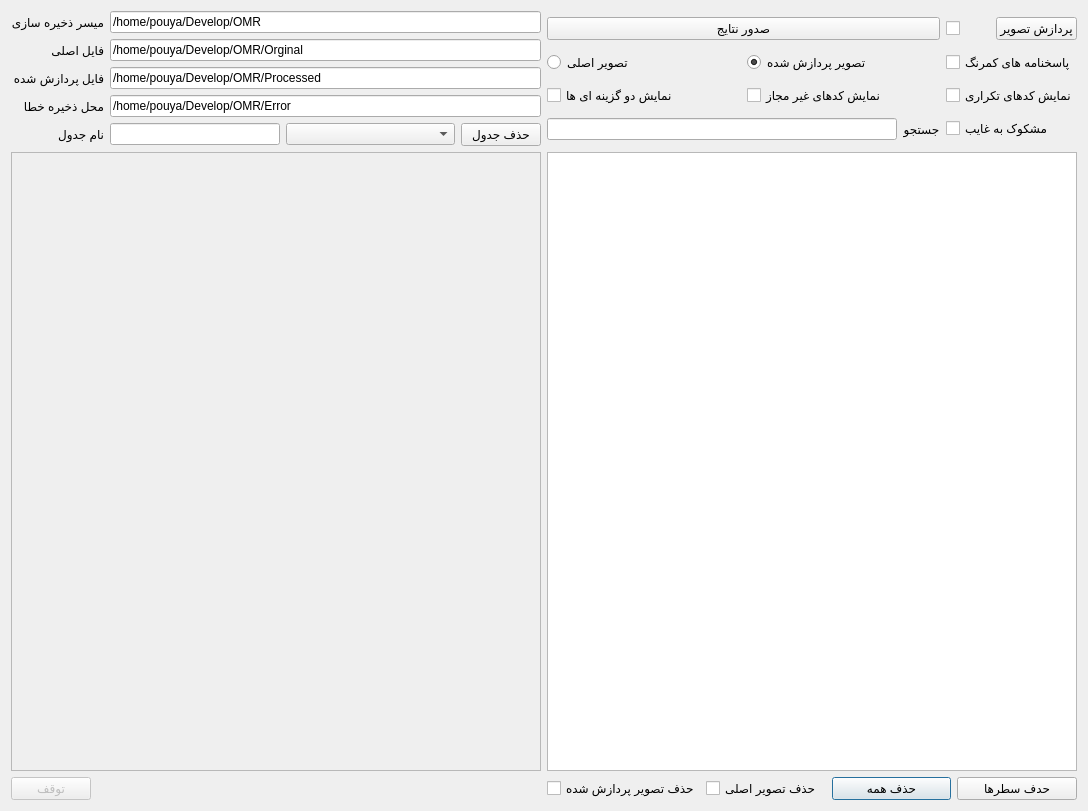
This is omrprocess.ui in pouya-codes/OMR as Qt 5 draws it before an edit. The edited form follows.
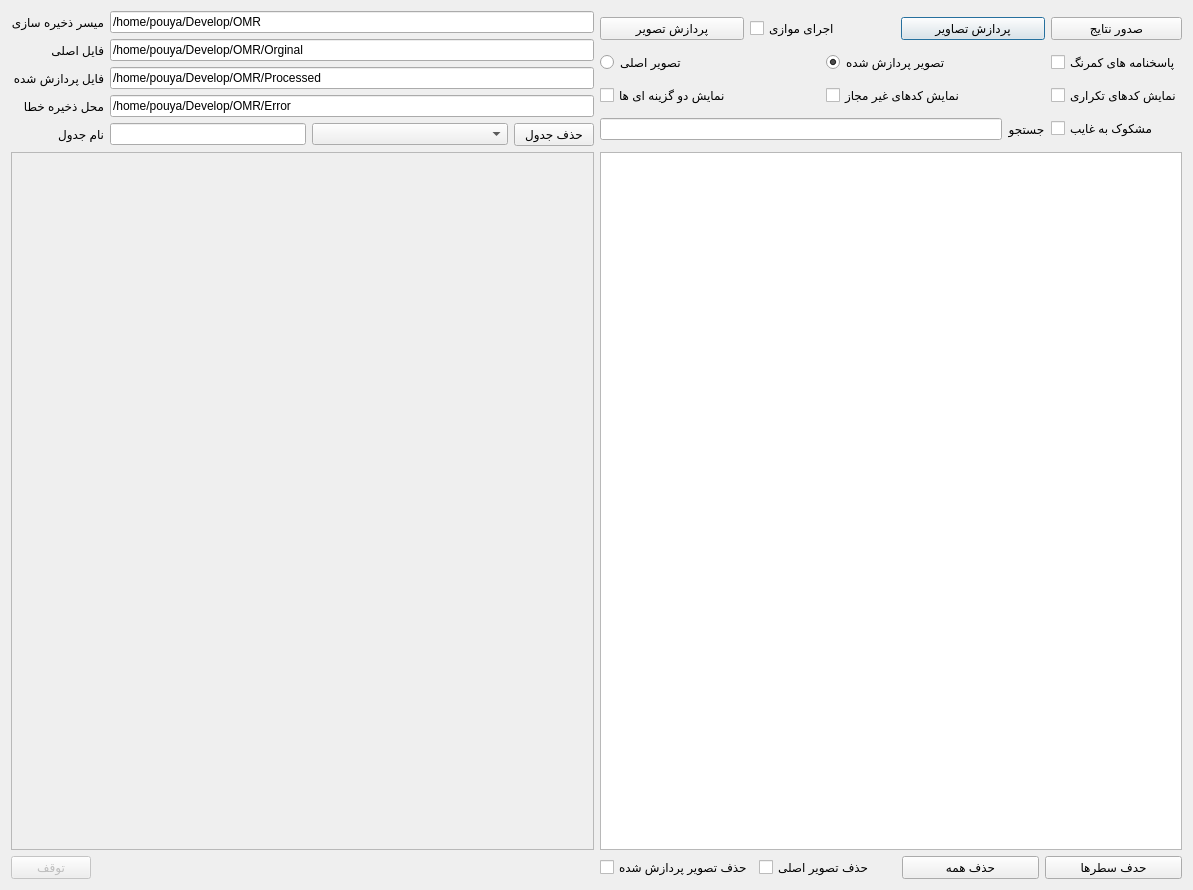
This is the edited form. Custom widgets are drawn as their Qt base class.

Patch:
```diff
--- a/omrprocess.ui
+++ b/omrprocess.ui
@@ -6,8 +6,8 @@
    <rect>
     <x>0</x>
     <y>0</y>
-    <width>1088</width>
-    <height>811</height>
+    <width>1193</width>
+    <height>890</height>
    </rect>
   </property>
   <property name="windowTitle">
@@ -196,27 +196,14 @@
        </property>
        <item>
         <layout class="QGridLayout" name="gridLayout_2">
-         <item row="1" column="0">
-          <widget class="QPushButton" name="pushButton_2">
-           <property name="sizePolicy">
-            <sizepolicy hsizetype="Minimum" vsizetype="Fixed">
-             <horstretch>0</horstretch>
-             <verstretch>1</verstretch>
-            </sizepolicy>
-           </property>
-           <property name="text">
-            <string>صدور نتایج</string>
-           </property>
-          </widget>
-         </item>
-         <item row="5" column="1">
+         <item row="6" column="1">
           <widget class="QCheckBox" name="checkBoxDuplicated">
            <property name="text">
             <string>نمایش کدهای تکراری</string>
            </property>
           </widget>
          </item>
-         <item row="5" column="0">
+         <item row="6" column="0">
           <layout class="QHBoxLayout" name="horizontalLayout_3">
            <item>
             <widget class="QCheckBox" name="checkBoxTwoChoices">
@@ -234,7 +221,7 @@
            </item>
           </layout>
          </item>
-         <item row="7" column="0">
+         <item row="8" column="0">
           <layout class="QHBoxLayout" name="horizontalLayout_6">
            <item>
             <widget class="QLineEdit" name="lineEditSearch">
@@ -258,38 +245,14 @@
            </item>
           </layout>
          </item>
-         <item row="7" column="1">
+         <item row="8" column="1">
           <widget class="QCheckBox" name="checkBoxApsent">
            <property name="text">
             <string>مشکوک به غایب</string>
            </property>
           </widget>
          </item>
-         <item row="1" column="1">
-          <layout class="QHBoxLayout" name="horizontalLayout_4">
-           <item>
-            <widget class="QCheckBox" name="checkBoxMultiThread">
-             <property name="text">
-              <string/>
-             </property>
-            </widget>
-           </item>
-           <item>
-            <widget class="QPushButton" name="pushButton">
-             <property name="sizePolicy">
-              <sizepolicy hsizetype="Minimum" vsizetype="Fixed">
-               <horstretch>0</horstretch>
-               <verstretch>1</verstretch>
-              </sizepolicy>
-             </property>
-             <property name="text">
-              <string>پردازش تصویر</string>
-             </property>
-            </widget>
-           </item>
-          </layout>
-         </item>
-         <item row="3" column="0">
+         <item row="4" column="0">
           <layout class="QHBoxLayout" name="horizontalLayout_7">
            <item>
             <widget class="QRadioButton" name="radioButtonOrginal">
@@ -310,13 +273,72 @@
            </item>
           </layout>
          </item>
-         <item row="3" column="1">
+         <item row="4" column="1">
           <widget class="QCheckBox" name="checkBoxLowColors">
            <property name="text">
             <string>پاسخنامه های کمرنگ</string>
            </property>
           </widget>
          </item>
+         <item row="2" column="1">
+          <widget class="QPushButton" name="pushButton_2">
+           <property name="sizePolicy">
+            <sizepolicy hsizetype="Minimum" vsizetype="Fixed">
+             <horstretch>0</horstretch>
+             <verstretch>1</verstretch>
+            </sizepolicy>
+           </property>
+           <property name="text">
+            <string>صدور نتایج</string>
+           </property>
+          </widget>
+         </item>
+         <item row="2" column="0">
+          <layout class="QHBoxLayout" name="horizontalLayout_4">
+           <item>
+            <widget class="QPushButton" name="pushButtonSingleFile">
+             <property name="sizePolicy">
+              <sizepolicy hsizetype="Minimum" vsizetype="Fixed">
+               <horstretch>0</horstretch>
+               <verstretch>1</verstretch>
+              </sizepolicy>
+             </property>
+             <property name="text">
+              <string>پردازش تصویر</string>
+             </property>
+            </widget>
+           </item>
+           <item>
+            <widget class="QCheckBox" name="checkBoxMultiThread">
+             <property name="sizePolicy">
+              <sizepolicy hsizetype="Minimum" vsizetype="Fixed">
+               <horstretch>0</horstretch>
+               <verstretch>1</verstretch>
+              </sizepolicy>
+             </property>
+             <property name="text">
+              <string>اجرای موازی</string>
+             </property>
+            </widget>
+           </item>
+           <item>
+            <widget class="QPushButton" name="pushButton">
+             <property name="sizePolicy">
+              <sizepolicy hsizetype="Minimum" vsizetype="Fixed">
+               <horstretch>0</horstretch>
+               <verstretch>1</verstretch>
+              </sizepolicy>
+             </property>
+             <property name="text">
+              <string>پردازش تصاویر</string>
+             </property>
+             <property name="default">
+              <bool>true</bool>
+             </property>
+            </widget>
+           </item>
+          </layout>
+         </item>
         </layout>
        </item>
       </layout>
@@ -334,8 +356,8 @@
          <rect>
           <x>0</x>
           <y>0</y>
-          <width>529</width>
-          <height>573</height>
+          <width>582</width>
+          <height>652</height>
          </rect>
         </property>
         <layout class="QHBoxLayout" name="horizontalLayout_10">
```
Left out of the diff: 68 changed lines with no effect on the pictures.
